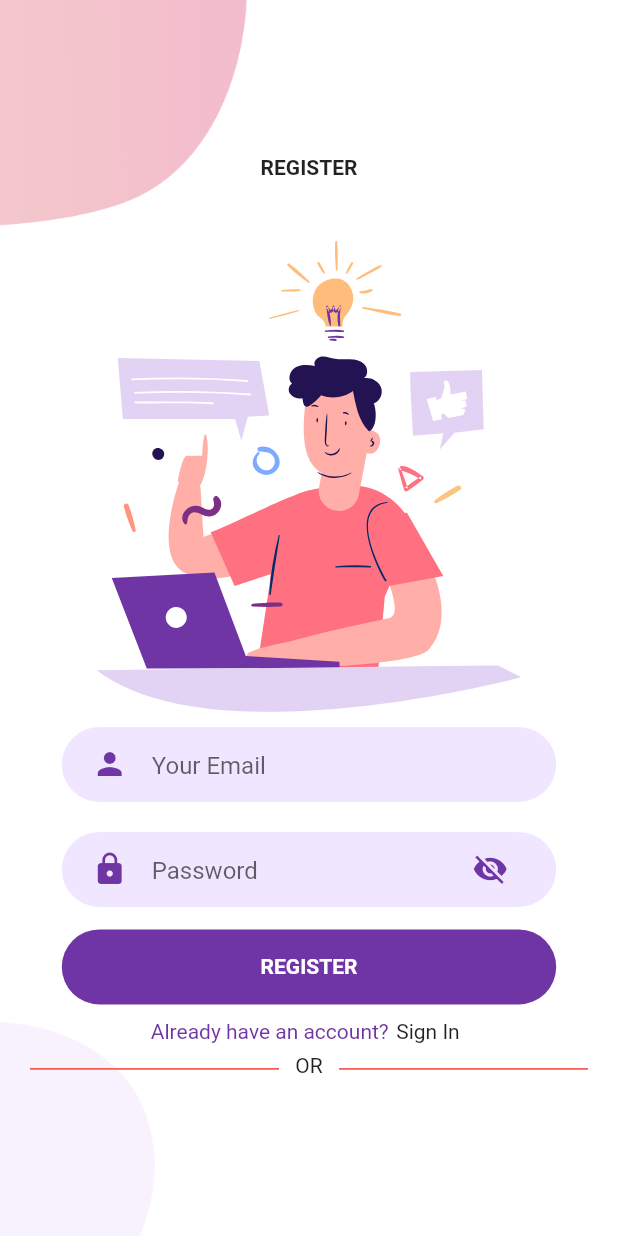
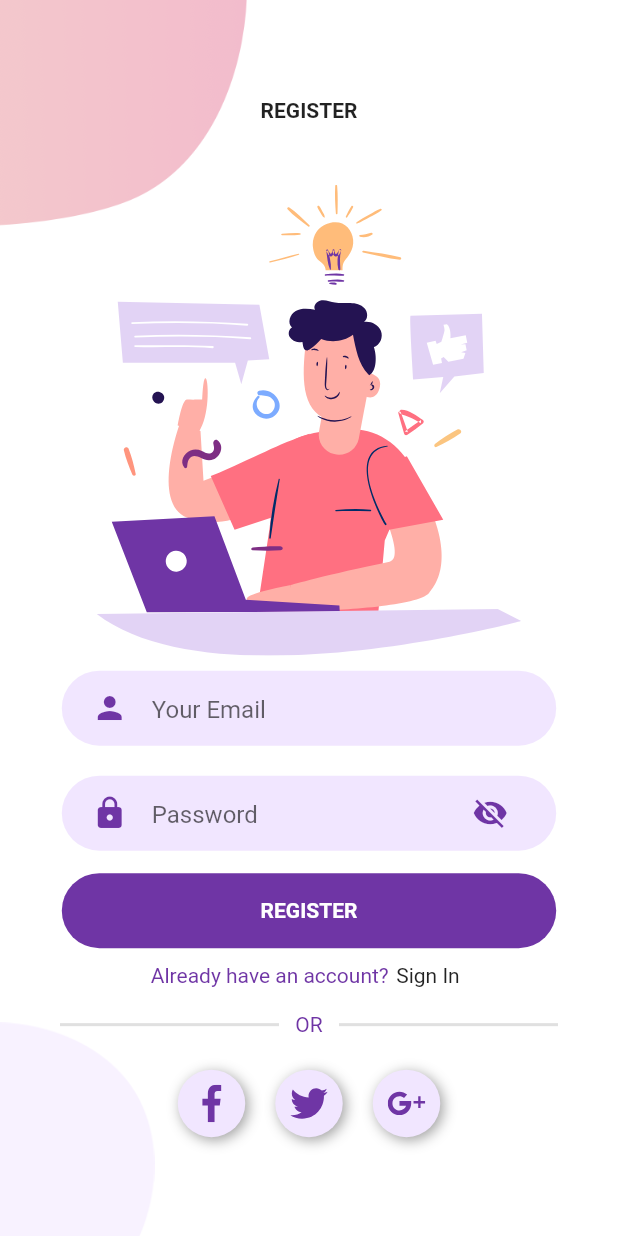
Before and after one commit to ChiBao284/speed_code_login, a Flutter app: the SignUpScreen screen opened directly, on a phone screen of 412 x 824 dp. Run offline on Flutter 3.47's test engine with Material 2 defaults, Android fonts, the light colour scheme and no system bars; our stand-ins replace flutter_svg.

Commit message:
Complete speed code UI

```diff
--- a/lib/Screens/Login/login_screen.dart
+++ b/lib/Screens/Login/login_screen.dart
@@ -88,7 +88,7 @@ class AlreadyAccount extends StatelessWidget {
                     context,
                     MaterialPageRoute(
                       builder: (context) {
-                        return SignUpScreen();
+                        return const SignUpScreen();
                       },
                     ),
                   )
--- /dev/null
+++ b/lib/Screens/SignUp/components/background_sign_up.dart
@@ -0,0 +1,35 @@
+import 'package:flutter/material.dart';
+
+class BackgroundSignUp extends StatelessWidget {
+  final Widget child;
+  const BackgroundSignUp({
+    Key? key,
+    required this.child,
+  }) : super(key: key);
+
+  @override
+  Widget build(BuildContext context) {
+    Size size = MediaQuery.of(context).size;
+    return Container(
+        padding: EdgeInsets.zero,
+        height: size.height,
+        width: double.infinity,
+        child: Stack(alignment: Alignment.center, children: [
+          Positioned(
+              left: 0,
+              top: 0,
+              child: Image.asset(
+                "assets/images/signup_top.png",
+                width: size.height * 0.2,
+              )),
+          Positioned(
+              left: 0,
+              bottom: -10,
+              child: Image.asset(
+                "assets/images/main_bottom.png",
+                width: size.height * 0.125,
+              )),
+          child
+        ]));
+  }
+}
--- /dev/null
+++ b/lib/Screens/SignUp/components/or_divider.dart
@@ -0,0 +1,39 @@
+import 'package:flutter/material.dart';
+import 'package:speed_code_login/constants.dart';
+
+class OrDivider extends StatelessWidget {
+  const OrDivider({
+    Key? key,
+  }) : super(key: key);
+
+  @override
+  Widget build(BuildContext context) {
+    return Container(
+      margin: const EdgeInsets.only(top: 10),
+      child: Stack(
+        alignment: Alignment.center,
+        children: [
+          const SizedBox(
+            child: Divider(
+              thickness: 2,
+              indent: 40,
+              endIndent: 40,
+            ),
+          ),
+          Align(
+            child: Container(
+              alignment: Alignment.center,
+              width: 40,
+              height: 20,
+              color: Colors.white,
+              child: const Text(
+                'OR',
+                style: TextStyle(color: kPrimaryColor),
+              ),
+            ),
+          ),
+        ],
+      ),
+    );
+  }
+}
--- /dev/null
+++ b/lib/Screens/SignUp/components/social_button.dart
@@ -0,0 +1,43 @@
+import 'package:flutter/material.dart';
+import 'package:flutter_svg/svg.dart';
+import 'package:speed_code_login/constants.dart';
+
+class SocialButton extends StatelessWidget {
+  final void Function()? onPress;
+  final String image;
+  const SocialButton({
+    Key? key,
+    this.onPress,
+    required this.image,
+  }) : super(key: key);
+
+  @override
+  Widget build(BuildContext context) {
+    return Container(
+      padding: const EdgeInsets.symmetric(horizontal: 10),
+      child: InkWell(
+        borderRadius: BorderRadius.circular(30),
+        onTap: onPress,
+        child: Ink(
+            width: 45,
+            height: 45,
+            padding: const EdgeInsets.all(10),
+            decoration: const BoxDecoration(
+              shape: BoxShape.circle,
+              color: kPrimaryLightColor,
+              boxShadow: [
+                BoxShadow(
+                  color: Colors.grey,
+                  blurRadius: 7,
+                  offset: Offset(2, 2), // Shadow position
+                )
+              ],
+            ),
+            child: SvgPicture.asset(
+              image,
+              color: kPrimaryColor,
+            )),
+      ),
+    );
+  }
+}
--- a/lib/Screens/SignUp/sign_up.dart
+++ b/lib/Screens/SignUp/sign_up.dart
@@ -2,6 +2,9 @@ import 'package:flutter/material.dart';
 import 'package:flutter_svg/svg.dart';
 import 'package:speed_code_login/Screens/Login/components/rounded_input_login.dart';
 import 'package:speed_code_login/Screens/Login/components/text_filed_container.dart';
+import 'package:speed_code_login/Screens/SignUp/components/background_sign_up.dart';
+import 'package:speed_code_login/Screens/SignUp/components/or_divider.dart';
+import 'package:speed_code_login/Screens/SignUp/components/social_button.dart';
 import 'package:speed_code_login/Screens/login/login_screen.dart';
 import 'package:speed_code_login/components/rounded_button.dart';
 
@@ -47,66 +50,30 @@ class SignUpScreen extends StatelessWidget {
             const AlreadyAccount(
               login: false,
             ),
-            Stack(
-              children: [
-                Container(
-                  height: 20,
-                  alignment: Alignment.bottomCenter,
-                  child: const Divider(
-                    thickness: 1,
-                    indent: 20,
-                    endIndent: 20,
-                    color: Colors.red,
+            const OrDivider(),
+            Container(
+              margin: const EdgeInsets.only(top: 20),
+              child: Row(
+                mainAxisAlignment: MainAxisAlignment.center,
+                children: <Widget>[
+                  SocialButton(
+                    image: 'assets/icons/facebook.svg',
+                    onPress: () {},
                   ),
-                ),
-                Align(
-                  alignment: Alignment.center,
-                  child: Container(
-                    alignment: Alignment.center,
-                    width: 40,
-                    height: 20,
-                    color: Colors.white,
-                    child: const Text('OR'),
+                  SocialButton(
+                    image: 'assets/icons/twitter.svg',
+                    onPress: () {},
                   ),
-                ),
-              ],
-            ),
+                  SocialButton(
+                    image: 'assets/icons/google-plus.svg',
+                    onPress: () {},
+                  ),
+                ],
+              ),
+            )
           ],
         ),
       ),
     );
   }
 }
-
-class BackgroundSignUp extends StatelessWidget {
-  final Widget child;
-  const BackgroundSignUp({
-    Key? key,
-    required this.child,
-  }) : super(key: key);
-
-  @override
-  Widget build(BuildContext context) {
-    Size size = MediaQuery.of(context).size;
-    return Container(
-        height: size.height,
-        width: double.infinity,
-        child: Stack(alignment: Alignment.center, children: [
-          Positioned(
-              left: 0,
-              top: 0,
-              child: Image.asset(
-                "assets/images/signup_top.png",
-                width: size.height * 0.2,
-              )),
-          Positioned(
-              left: 0,
-              bottom: -10,
-              child: Image.asset(
-                "assets/images/main_bottom.png",
-                width: size.height * 0.125,
-              )),
-          child
-        ]));
-  }
-}
--- a/lib/Screens/components/body.dart
+++ b/lib/Screens/components/body.dart
@@ -35,7 +35,7 @@ class Body extends StatelessWidget {
               textColor: Colors.white,
               onPress: () => {
                 Navigator.push(context, MaterialPageRoute(builder: (context) {
-                  return LoginScreen();
+                  return const LoginScreen();
                 }))
               },
             ),
@@ -43,7 +43,7 @@ class Body extends StatelessWidget {
               text: 'REGISTER',
               background: kPrimaryLightColor,
               textColor: Colors.black,
-              onPress: () => print('login ne'),
+              onPress: () {},
             ),
           ]),
     ));
```
